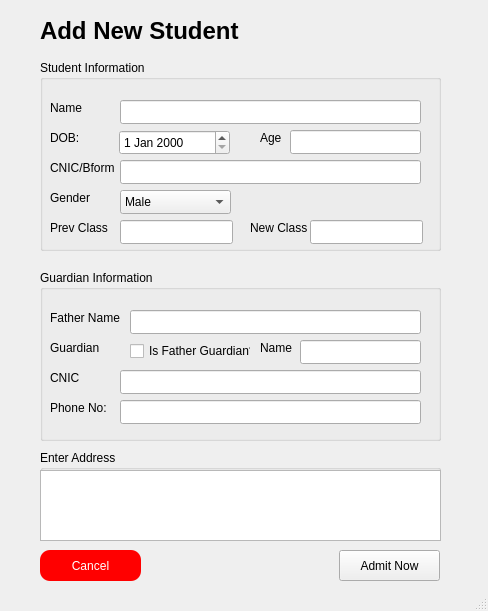
This is newstudent.ui in sarfarazunarr/school-management-software as Qt 5 draws it before an edit. The edited form follows.
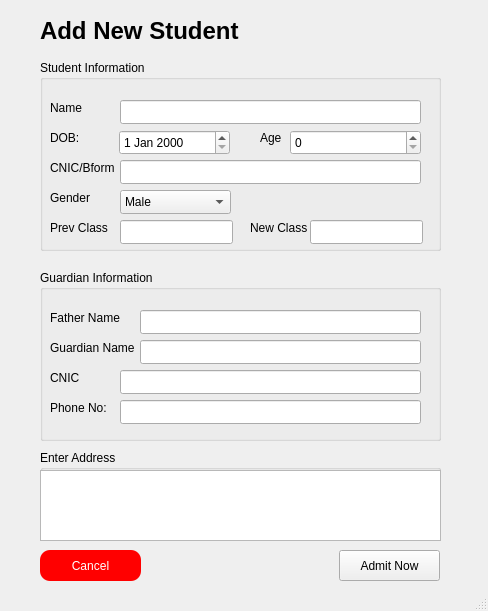
This is the edited form.

```diff
--- a/newstudent.ui
+++ b/newstudent.ui
@@ -197,17 +197,7 @@
       </rect>
      </property>
     </widget>
-    <widget class="QLineEdit" name="lineEdit_6">
-     <property name="geometry">
-      <rect>
-       <x>250</x>
-       <y>70</y>
-       <width>131</width>
-       <height>24</height>
-      </rect>
-     </property>
-    </widget>
-    <widget class="QComboBox" name="comboBox">
+    <widget class="QComboBox" name="gender">
      <property name="geometry">
       <rect>
        <x>80</x>
@@ -237,6 +227,16 @@
       </rect>
      </property>
     </widget>
+    <widget class="QSpinBox" name="ageSpinBox">
+     <property name="geometry">
+      <rect>
+       <x>250</x>
+       <y>70</y>
+       <width>131</width>
+       <height>25</height>
+      </rect>
+     </property>
+    </widget>
    </widget>
    <widget class="QGroupBox" name="groupBox_2">
     <property name="geometry">
@@ -255,7 +255,7 @@
       <rect>
        <x>10</x>
        <y>40</y>
-       <width>81</width>
+       <width>91</width>
        <height>16</height>
       </rect>
      </property>
@@ -271,15 +271,12 @@
       <rect>
        <x>10</x>
        <y>70</y>
-       <width>49</width>
+       <width>91</width>
        <height>16</height>
       </rect>
      </property>
      <property name="text">
-      <string>Guardian</string>
-     </property>
-     <property name="buddy">
-      <cstring>checkBox</cstring>
+      <string>Guardian Name</string>
      </property>
     </widget>
     <widget class="QLabel" name="label_13">
@@ -298,28 +295,12 @@
       <cstring>lineEdit_7</cstring>
      </property>
     </widget>
-    <widget class="QLabel" name="label_14">
+    <widget class="QLineEdit" name="fatherNameLineEdit">
      <property name="geometry">
       <rect>
-       <x>220</x>
-       <y>70</y>
-       <width>49</width>
-       <height>16</height>
-      </rect>
-     </property>
-     <property name="text">
-      <string>Name</string>
-     </property>
-     <property name="buddy">
-      <cstring>lineEdit_10</cstring>
-     </property>
-    </widget>
-    <widget class="QLineEdit" name="lineEdit_3">
-     <property name="geometry">
-      <rect>
-       <x>90</x>
+       <x>100</x>
        <y>40</y>
-       <width>291</width>
+       <width>281</width>
        <height>24</height>
       </rect>
      </property>
@@ -334,30 +315,7 @@
       </rect>
      </property>
     </widget>
-    <widget class="QLineEdit" name="lineEdit_10">
-     <property name="geometry">
-      <rect>
-       <x>260</x>
-       <y>70</y>
-       <width>121</width>
-       <height>24</height>
-      </rect>
-     </property>
-    </widget>
-    <widget class="QCheckBox" name="checkBox">
-     <property name="geometry">
-      <rect>
-       <x>90</x>
-       <y>70</y>
-       <width>121</width>
-       <height>22</height>
-      </rect>
-     </property>
-     <property name="text">
-      <string>Is Father Guardian?</string>
-     </property>
-    </widget>
-    <widget class="QLineEdit" name="lineEdit_8">
+    <widget class="QLineEdit" name="guardianPhoneNumberLineEdit">
      <property name="geometry">
       <rect>
        <x>80</x>
@@ -380,7 +338,17 @@
       <string>Phone No:</string>
      </property>
      <property name="buddy">
-      <cstring>lineEdit_8</cstring>
+      <cstring>guardianPhoneNumberLineEdit</cstring>
+     </property>
+    </widget>
+    <widget class="QLineEdit" name="guardianNameLineEdit">
+     <property name="geometry">
+      <rect>
+       <x>100</x>
+       <y>70</y>
+       <width>281</width>
+       <height>24</height>
+      </rect>
      </property>
     </widget>
    </widget>
```
Left out of the diff: 56 changed lines with no effect on the pictures.
